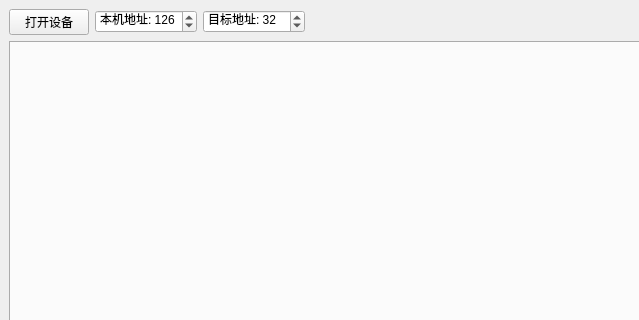
Qt form mainwindow.ui (a9876653/qt-j1939) before a commit; both pictures show x 0 to 639 and y 0 to 320 of the 800 by 600 pixel window.
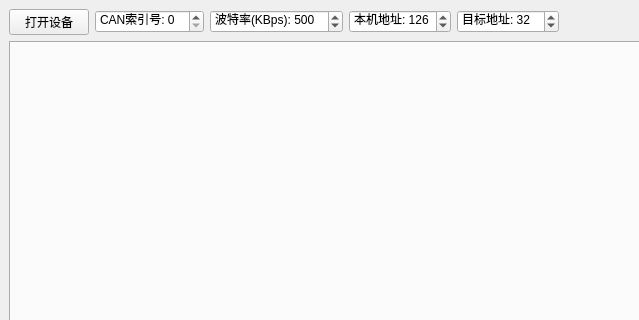
The same form after that commit. Icons and pictures are not drawn.

```diff
--- a/mainwindow.ui
+++ b/mainwindow.ui
@@ -18,14 +18,14 @@
     <normaloff>:/battery.png</normaloff>:/battery.png</iconset>
   </property>
   <widget class="QWidget" name="centralwidget">
-   <layout class="QGridLayout" name="gridLayout" rowstretch="0,0,0" columnstretch="0,0,0,0">
+   <layout class="QGridLayout" name="gridLayout" rowstretch="0,0,0" columnstretch="0,0,0,0,0,0">
     <property name="leftMargin">
      <number>9</number>
     </property>
     <property name="rightMargin">
      <number>9</number>
     </property>
-    <item row="2" column="0" colspan="4">
+    <item row="2" column="0" colspan="6">
      <layout class="QHBoxLayout" name="horizontalLayout">
       <item>
        <widget class="QTabWidget" name="tabWidget"/>
@@ -45,7 +45,30 @@
       </property>
      </widget>
     </item>
-    <item row="1" column="3">
+    <item row="1" column="1">
+     <widget class="QSpinBox" name="canIndexSpinBox">
+      <property name="prefix">
+       <string>CAN索引号: </string>
+      </property>
+      <property name="maximum">
+       <number>16</number>
+      </property>
+     </widget>
+    </item>
+    <item row="1" column="4">
+     <widget class="QSpinBox" name="objAddrspinBox">
+      <property name="prefix">
+       <string>目标地址: </string>
+      </property>
+      <property name="maximum">
+       <number>255</number>
+      </property>
+      <property name="value">
+       <number>32</number>
+      </property>
+     </widget>
+    </item>
+    <item row="1" column="5">
      <spacer name="horizontalSpacer">
       <property name="orientation">
        <enum>Qt::Horizontal</enum>
@@ -58,7 +81,7 @@
       </property>
      </spacer>
     </item>
-    <item row="1" column="1">
+    <item row="1" column="3">
      <widget class="QSpinBox" name="srcAddrSpinBox">
       <property name="prefix">
        <string>本机地址: </string>
@@ -72,15 +95,18 @@
      </widget>
     </item>
     <item row="1" column="2">
-     <widget class="QSpinBox" name="objAddrspinBox">
+     <widget class="QSpinBox" name="baudrateSpinBox">
       <property name="prefix">
-       <string>目标地址: </string>
+       <string>波特率(KBps): </string>
+      </property>
+      <property name="minimum">
+       <number>125</number>
       </property>
       <property name="maximum">
-       <number>255</number>
+       <number>1000</number>
       </property>
       <property name="value">
-       <number>32</number>
+       <number>500</number>
       </property>
      </widget>
     </item>
```
